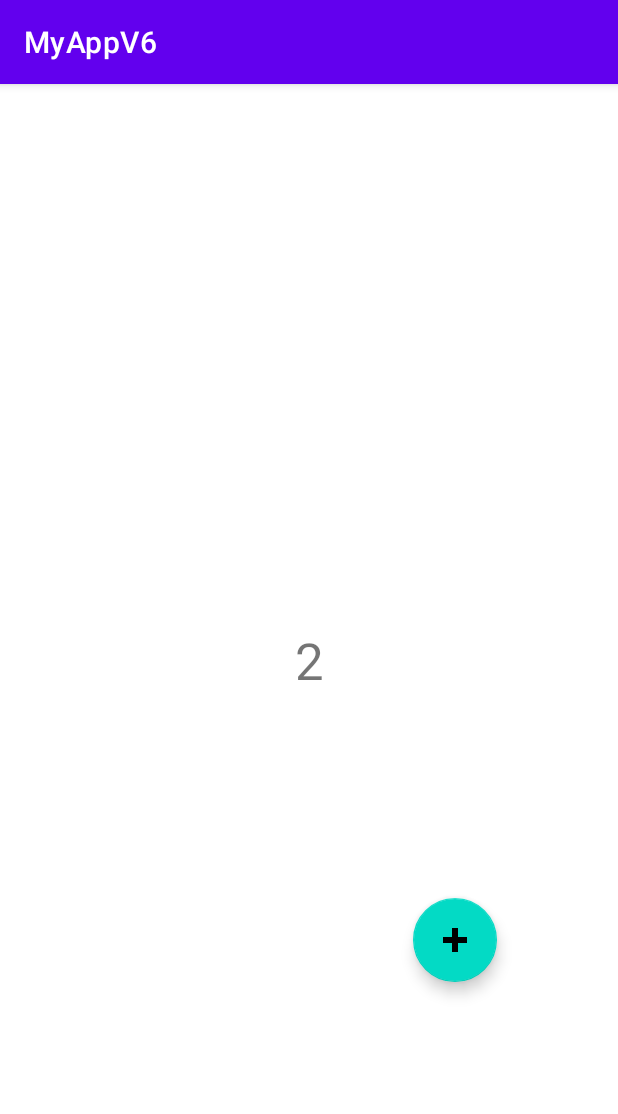
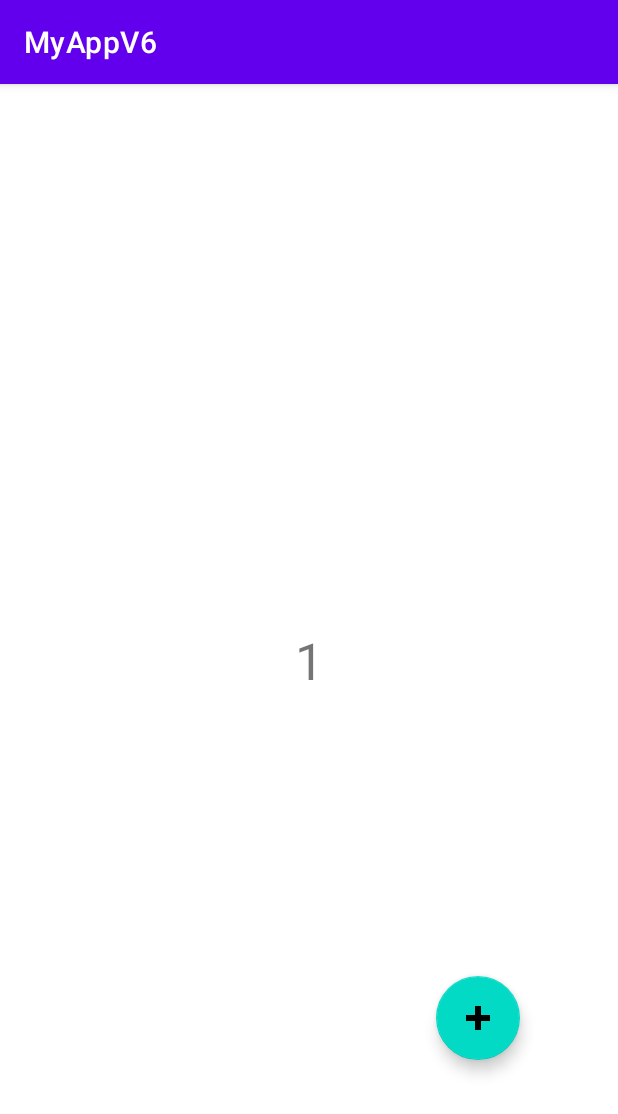
Before and after one commit to blandco/MyAppV6, an Android app: the screen it shows after launch (MainActivity), after a tap on an icon or button, on a phone screen of 412 x 824 dp. Shown: the top 1114 px of the screen. Run offline under Robolectric (Android 15) with nearby library versions, the phone set to English and light mode, and no system bars.

Commit message:
updates helper method

```diff
--- a/app/src/main/java/com/joelbland/myappv6/MyHelper.java
+++ b/app/src/main/java/com/joelbland/myappv6/MyHelper.java
@@ -2,6 +2,6 @@ package com.joelbland.myappv6;
 
 public class MyHelper {
     public static Integer doubleMyValue(Integer originalValue) {
-        return originalValue * 2;
+        return originalValue + 1;
     }
 }
--- a/app/src/main/res/layout/activity_main.xml
+++ b/app/src/main/res/layout/activity_main.xml
@@ -10,7 +10,7 @@
         android:id="@+id/tv_1"
         android:layout_width="wrap_content"
         android:layout_height="wrap_content"
-        android:text="1"
+        android:text="0"
         android:textSize="34sp"
         app:layout_constraintBottom_toBottomOf="parent"
         app:layout_constraintEnd_toEndOf="parent"
@@ -22,12 +22,12 @@
         android:layout_width="wrap_content"
         android:layout_height="wrap_content"
         android:layout_marginStart="275dp"
-        android:layout_marginTop="136dp"
-        android:layout_marginEnd="75dp"
+        android:layout_marginTop="188dp"
+        android:layout_marginEnd="65dp"
         android:clickable="true"
         android:visibility="visible"
         app:layout_constraintEnd_toEndOf="parent"
-        app:layout_constraintHorizontal_bias="0.0"
+        app:layout_constraintHorizontal_bias="1.0"
         app:layout_constraintStart_toStartOf="parent"
         app:layout_constraintTop_toBottomOf="@+id/tv_1"
         app:srcCompat="@drawable/plus" />
```
